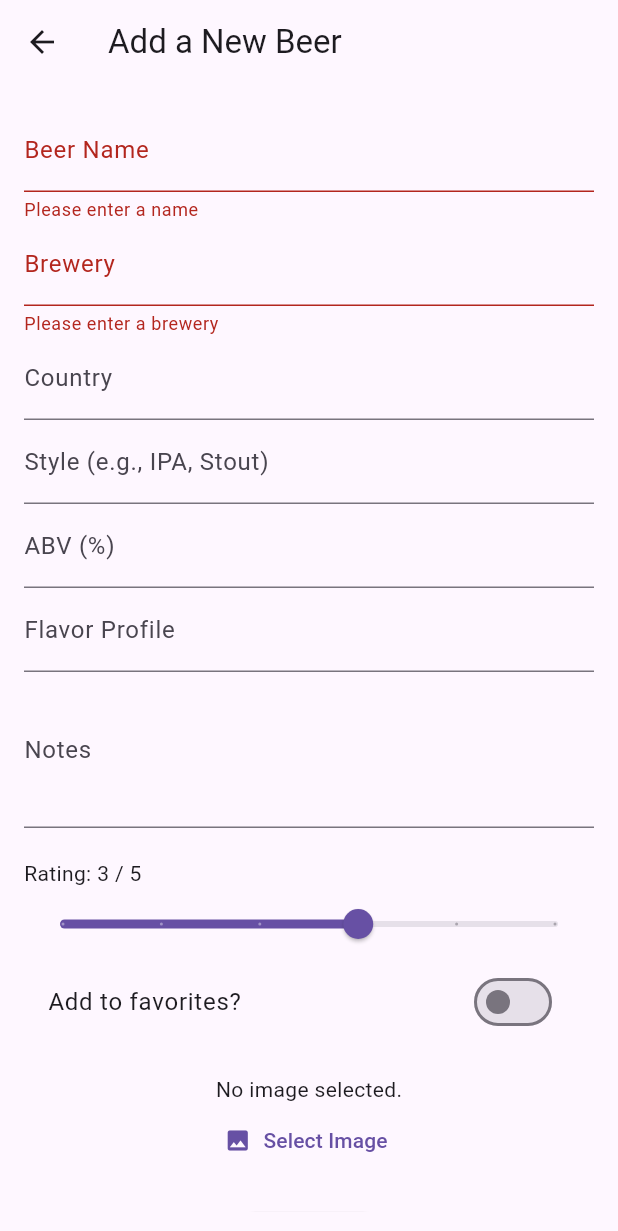
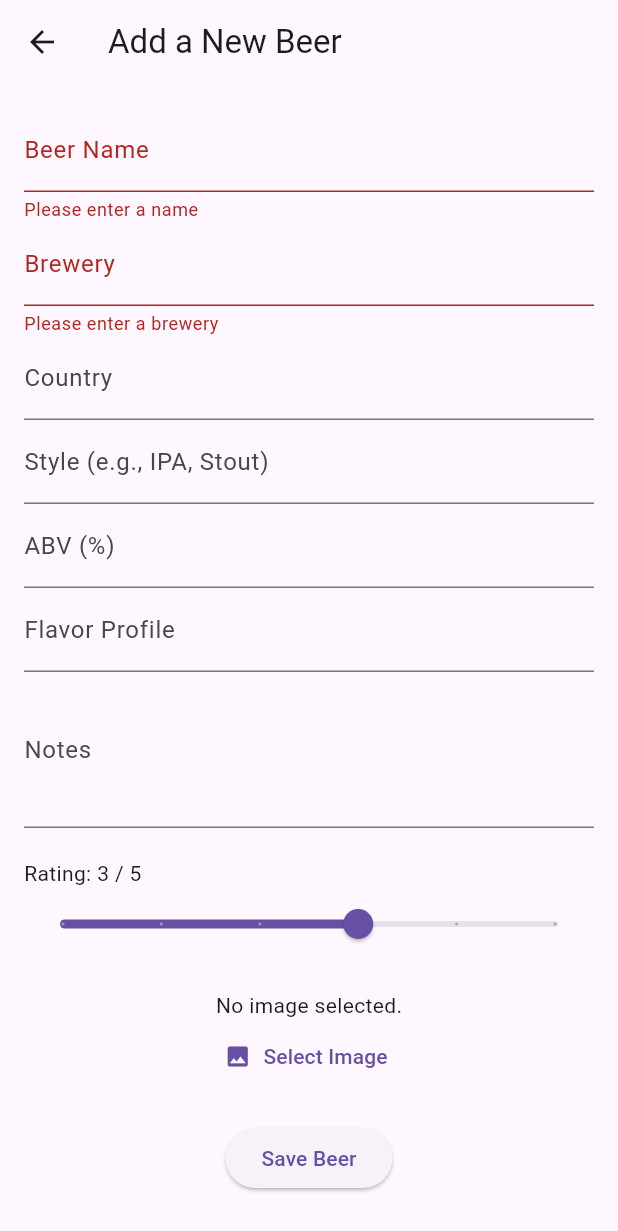
Before and after one commit to zjcz/booze-app, a Flutter app: the BeerFormScreen screen opened directly, after a tap on "Save Beer", on a phone screen of 412 x 824 dp. Shown: the top 1231 px of the screen. Run offline on Flutter 3.47's test engine with Material 3 defaults, Android fonts, the phone set to English and light mode, and no system bars; our stand-ins replace cloud_firestore, firebase_auth, firebase_core, firebase_storage, flutter_markdown, image_picker and 2 more; accounts and stored records are empty; generated files the repository leaves out were written again; network calls fail.

Commit message:
feat: remove isFavourite flag

```diff
--- a/lib/beer_detail_screen.dart
+++ b/lib/beer_detail_screen.dart
@@ -137,9 +137,6 @@ class _BeerDetailScreenState extends State<BeerDetailScreen> {
                     ListTile(
                       leading: Icon(Icons.star_outline),
                       title: Text('${widget.beer.rating} / 5'),
-                      trailing: widget.beer.isFavorite
-                          ? Icon(Icons.star, color: Colors.amber)
-                          : null,
                       subtitle: Text('Your Rating'),
                     ),
                   ],
--- a/lib/beer_form_screen.dart
+++ b/lib/beer_form_screen.dart
@@ -28,7 +28,6 @@ class _BeerFormScreenState extends State<BeerFormScreen> {
 
   // State variables
   late int _rating;
-  late bool _isFavorite;
   File? _image;
   String? _existingImageUrl;
   final _picker = ImagePicker();
@@ -61,7 +60,6 @@ class _BeerFormScreenState extends State<BeerFormScreen> {
       text: isEditMode ? widget.beer!.notes : '',
     );
     _rating = isEditMode ? widget.beer!.rating : 3;
-    _isFavorite = isEditMode ? widget.beer!.isFavorite : false;
     _existingImageUrl = isEditMode ? widget.beer!.imageUrl : null;
   }
 
@@ -127,7 +125,6 @@ class _BeerFormScreenState extends State<BeerFormScreen> {
         notes: _notesController.text,
         imageUrl: imageUrl,
         rating: _rating,
-        isFavorite: _isFavorite,
         createdAt: widget.beer?.createdAt != null
             ? widget.beer!.createdAt
             : DateTime.now(),
@@ -242,15 +239,6 @@ class _BeerFormScreenState extends State<BeerFormScreen> {
                   divisions: 5,
                   label: _rating.toString(),
                 ),
-                SwitchListTile(
-                  title: Text('Add to favorites?'),
-                  value: _isFavorite,
-                  onChanged: (newValue) {
-                    setState(() {
-                      _isFavorite = newValue;
-                    });
-                  },
-                ),
                 SizedBox(height: 20),
                 // Image display logic
                 Container(
--- a/lib/data/beer.dart
+++ b/lib/data/beer.dart
@@ -11,7 +11,6 @@ class Beer {
   final String notes;
   final String imageUrl;
   final int rating;
-  final bool isFavorite;
   final DateTime createdAt;
 
   Beer({
@@ -25,7 +24,6 @@ class Beer {
     required this.notes,
     required this.imageUrl,
     required this.rating,
-    required this.isFavorite,
     required this.createdAt,
   });
 
@@ -42,7 +40,6 @@ class Beer {
       notes: data['notes'] ?? '',
       imageUrl: data['imageUrl'] ?? '',
       rating: (data['rating'] ?? 0).toInt(),
-      isFavorite: data['isFavorite'] ?? false,
       // Firestore stores Timestamps, so we convert it to a DateTime object
       createdAt: (data['createdAt'] as Timestamp? ?? Timestamp.now()).toDate(),
     );
@@ -61,7 +58,6 @@ class Beer {
       'notes': notes,
       'imageUrl': imageUrl,
       'rating': rating,
-      'isFavorite': isFavorite,
       'createdAt': Timestamp.fromDate(
         createdAt,
       ), // Convert DateTime to Timestamp
```
Also changed, not shown: lib/home_screen.dart (+50 -15 lines).
